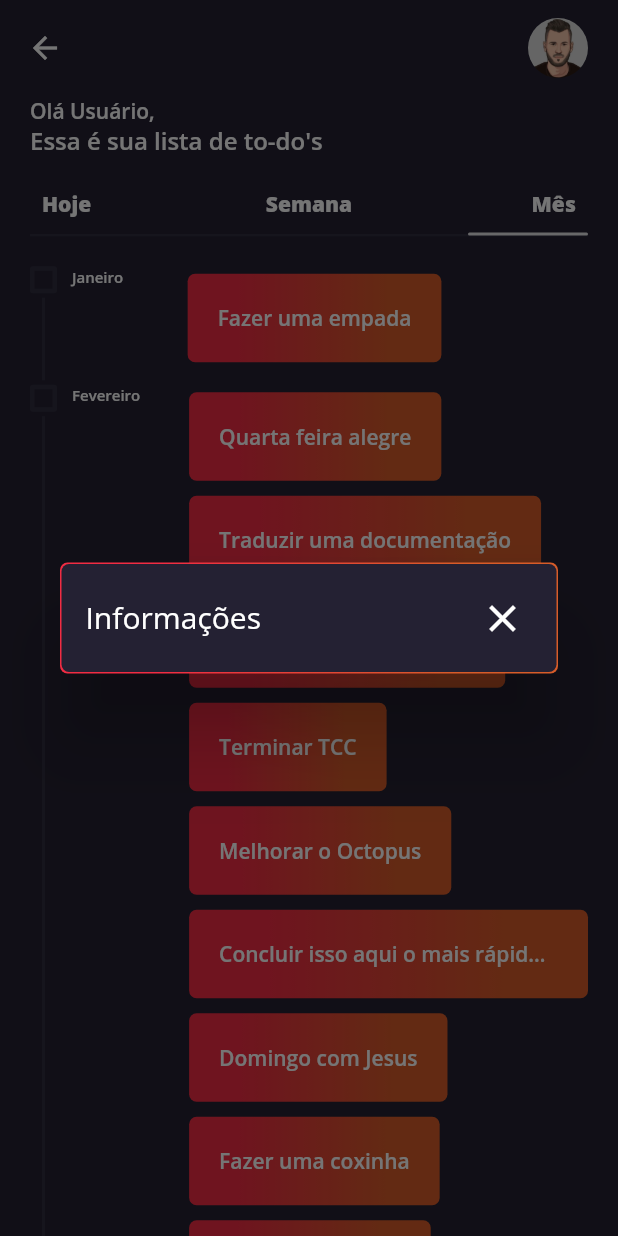
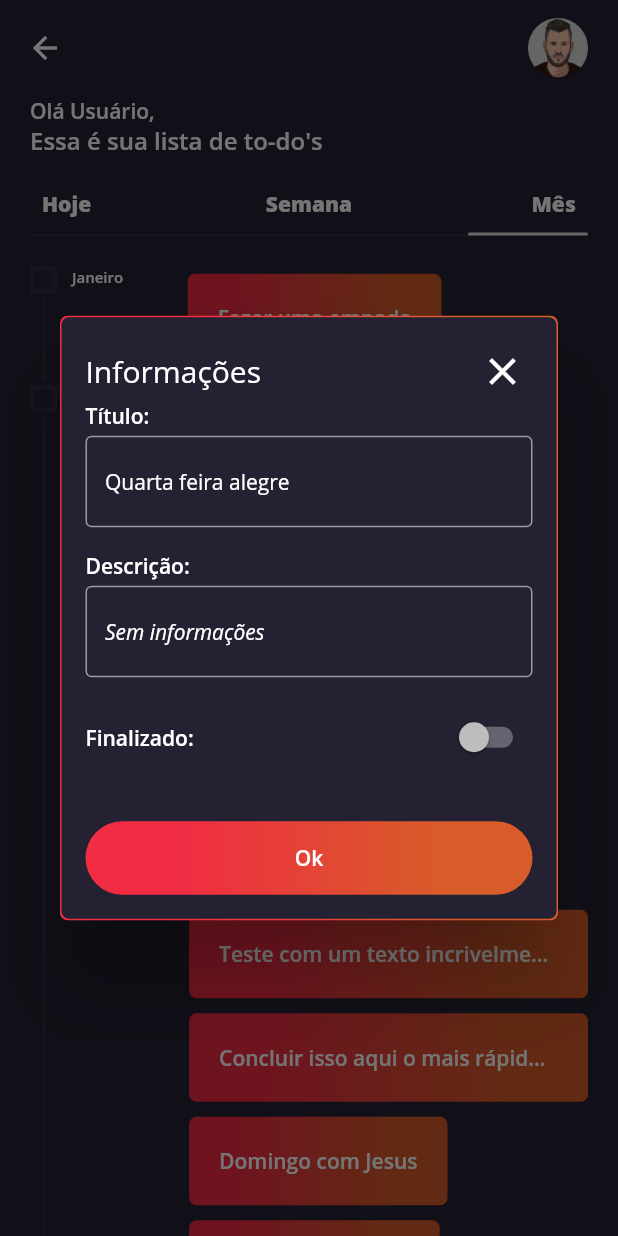
Before and after one commit to Mex978/secretaria_app, a Flutter app: the SectionScreen screen opened directly, after a tap on "Semana", after a tap on "Mês", after a tap on "Quarta feira alegre", on a phone screen of 412 x 824 dp. Run offline on Flutter 3.47's test engine with Material 2 defaults, Android fonts, the phone set to English and light mode, and no system bars.

Commit message:
Visualização de um Todo

```diff
--- a/lib/customs/custom_text_field.dart
+++ b/lib/customs/custom_text_field.dart
@@ -3,14 +3,26 @@ import 'package:flutter/material.dart';
 class CustomTextField extends StatelessWidget {
   final String labelText;
   final String hintText;
+  final bool multiLine;
+  final String initialText;
   final ValueChanged<String> onChanged;
+  final bool enabled;
 
   const CustomTextField(
-      {Key key, this.labelText, this.hintText, this.onChanged})
+      {Key key,
+      this.multiLine: false,
+      this.labelText,
+      this.hintText,
+      this.onChanged,
+      this.enabled: true,
+      this.initialText})
       : super(key: key);
 
   @override
   Widget build(BuildContext context) {
+    TextEditingController _textEditingController =
+        TextEditingController(text: initialText);
+
     return Container(
       child: Column(
         crossAxisAlignment: CrossAxisAlignment.start,
@@ -22,12 +34,19 @@ class CustomTextField extends StatelessWidget {
           SizedBox(
             height: 4,
           ),
-          TextField(
-            onChanged: (value) => onChanged(value),
-            decoration: InputDecoration(
-                border:
-                    OutlineInputBorder(borderRadius: BorderRadius.circular(4)),
-                hintText: hintText),
+          AbsorbPointer(
+            absorbing: !enabled,
+            child: Expanded(
+              child: TextField(
+                maxLines: multiLine ? null : 1,
+                controller: _textEditingController,
+                onChanged: (value) => onChanged(value),
+                decoration: InputDecoration(
+                    border: OutlineInputBorder(
+                        borderRadius: BorderRadius.circular(4)),
+                    hintText: hintText),
+              ),
+            ),
           )
         ],
       ),
--- a/lib/screens/section/components/custom_card.dart
+++ b/lib/screens/section/components/custom_card.dart
@@ -1,6 +1,7 @@
 import 'package:flutter/material.dart';
 import 'package:todo_app/customs/custom_dialog.dart';
 import 'package:todo_app/customs/custom_ink_well.dart';
+import 'package:todo_app/customs/custom_raised_button.dart';
 import 'package:todo_app/models/todo_model.dart';
 
 class CustomCard extends StatelessWidget {
@@ -14,20 +15,10 @@ class CustomCard extends StatelessWidget {
   Widget build(BuildContext context) {
     return Container(
         margin: EdgeInsets.symmetric(vertical: 5),
-        decoration: BoxDecoration(
-            borderRadius: BorderRadius.circular(5),
-            gradient: isCompleted
-                ? LinearGradient(
-                    colors: [Color(0xFF433977), Color(0xFF534C76)],
-                    stops: [0.2, 0.8],
-                  )
-                : LinearGradient(
-                    colors: [Color(0xFFF12C43), Color(0xFFD75C29)],
-                    stops: [0.2, 0.8],
-                  )),
+        decoration: _decoration(),
         child: CustomInkWell(
           borderRadius: BorderRadius.circular(5),
-          onTap: () => _showTodo(context),
+          onTap: () => _showTodo(context, todo: todo),
           child: Padding(
             padding: const EdgeInsets.all(20.0),
             child: Text(
@@ -47,12 +38,114 @@ class CustomCard extends StatelessWidget {
         ));
   }
 
-  _showTodo(BuildContext context) {
+  _decoration() {
+    return BoxDecoration(
+        borderRadius: BorderRadius.circular(5),
+        gradient: isCompleted
+            ? LinearGradient(
+                colors: [Color(0xFF433977), Color(0xFF534C76)],
+                stops: [0.2, 0.8],
+              )
+            : LinearGradient(
+                colors: [Color(0xFFF12C43), Color(0xFFD75C29)],
+                stops: [0.2, 0.8],
+              ));
+  }
+
+  _showTodo(BuildContext context, {Todo todo}) {
     showDialog(
         context: context,
         child: CustomDialog(
           title: "Informações",
-          children: <Widget>[Container()],
+          children: <Widget>[
+            customLabelText(
+              labelText: "Título",
+              text: Text(todo.title),
+            ),
+            SizedBox(
+              height: 16,
+            ),
+            customLabelText(
+              labelText: "Descrição",
+              text: Text(
+                todo.descricao ?? "Sem informações",
+                style: TextStyle(
+                    fontStyle: todo.descricao == null
+                        ? FontStyle.italic
+                        : FontStyle.normal),
+              ),
+            ),
+            SizedBox(
+              height: 16,
+            ),
+            Container(
+              child: Row(
+                mainAxisAlignment: MainAxisAlignment.spaceBetween,
+                children: <Widget>[
+                  Text(
+                    "Finalizado:",
+                    style: TextStyle(fontWeight: FontWeight.w600),
+                  ),
+                  GestureDetector(
+                    onTap: () => todo.completed = !todo.completed,
+                    child: Switch(
+                      activeColor: Colors.red,
+                      value: todo.completed,
+                      onChanged: (newValue) {
+                        todo.completed = newValue;
+                      },
+                    ),
+                  )
+                ],
+              ),
+            ),
+            SizedBox(
+              height: 32,
+            ),
+            CustomRaisedButton(
+              text: "Ok",
+              onPressed: () {
+                Navigator.pop(context);
+              },
+            )
+          ],
         ));
   }
+
+  customLabelText({String labelText, Widget text}) {
+    return Row(
+      children: <Widget>[
+        Expanded(
+          child: Container(
+            child: Column(
+              crossAxisAlignment: CrossAxisAlignment.start,
+              children: <Widget>[
+                Text(
+                  labelText + ":",
+                  style: TextStyle(fontWeight: FontWeight.w600),
+                ),
+                SizedBox(
+                  height: 4,
+                ),
+                Row(
+                  children: <Widget>[
+                    Expanded(
+                      child: Container(
+                          padding: EdgeInsets.symmetric(
+                              vertical: 20, horizontal: 12),
+                          decoration: BoxDecoration(
+                              border:
+                                  Border.all(width: 1, color: Colors.white54),
+                              borderRadius: BorderRadius.circular(4)),
+                          child: text),
+                    ),
+                  ],
+                )
+              ],
+            ),
+          ),
+        ),
+      ],
+    );
+  }
 }
--- a/lib/screens/section/components/field_task.dart
+++ b/lib/screens/section/components/field_task.dart
@@ -2,14 +2,25 @@ import 'package:flutter/material.dart';
 
 import 'custom_checkbox.dart';
 
-fieldTask(
+Widget fieldTask(
     {bool hasNext: false,
     String headTime: "Teste",
     List<Widget> items,
     bool isFinished: false}) {
   return Stack(
     children: <Widget>[
-      Positioned(
+      _indicator(hasNext: hasNext),
+      _body(
+        headTime: headTime,
+        isFinished: isFinished,
+        items: items,
+      ),
+    ],
+  );
+}
+
+_indicator({bool hasNext}) {
+  return Positioned(
     top: 16,
     bottom: 0,
     left: 8,
@@ -23,8 +34,11 @@ fieldTask(
             ),
           )
         : Container(),
-      ),
-      Container(
+  );
+}
+
+_body({String headTime, bool isFinished, List<Widget> items}) {
+  return Container(
     child: Row(
       crossAxisAlignment: CrossAxisAlignment.start,
       children: <Widget>[
@@ -32,9 +46,7 @@ fieldTask(
           child: Column(
             children: <Widget>[
               CustomCheckBox(
-                      value: isFinished,
-                      color: Color(0xFF312E3F),
-                      onPressed: null)
+                  value: isFinished, color: Color(0xFF312E3F), onPressed: null)
             ],
           ),
         ),
@@ -64,7 +76,5 @@ fieldTask(
         )),
       ],
     ),
-      ),
-    ],
   );
 }
--- a/lib/services/dados_mockados.dart
+++ b/lib/services/dados_mockados.dart
@@ -8,6 +8,11 @@ List<Todo> todos = [
   Todo(
     title: "Fazer uma empada",
     inicio: DateTime(2020, 4, 7, 14, 30),
+  ),
+  Todo(
+    title:
+        "Teste com um texto incrivelmente grande para saber os limites de dados",
+    inicio: DateTime(2020, 2, 7, 14, 30),
   ),
   Todo(
     title: "Fazer uma empada",
```
Lines whose indentation alone changed are shown as unchanged.
